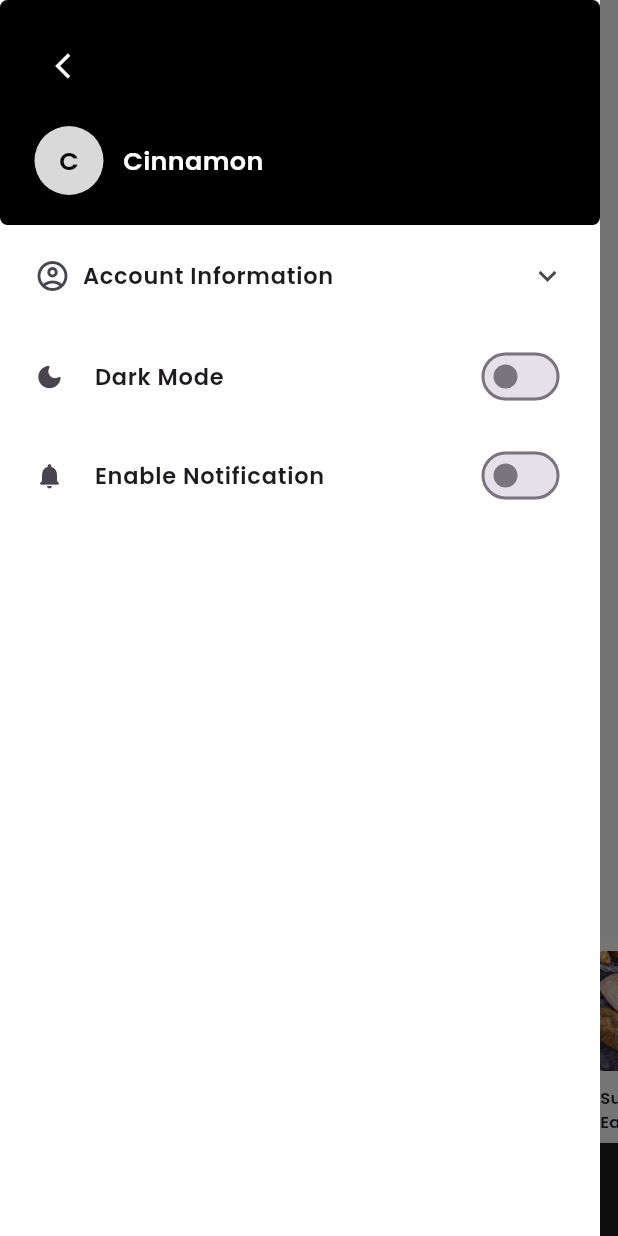
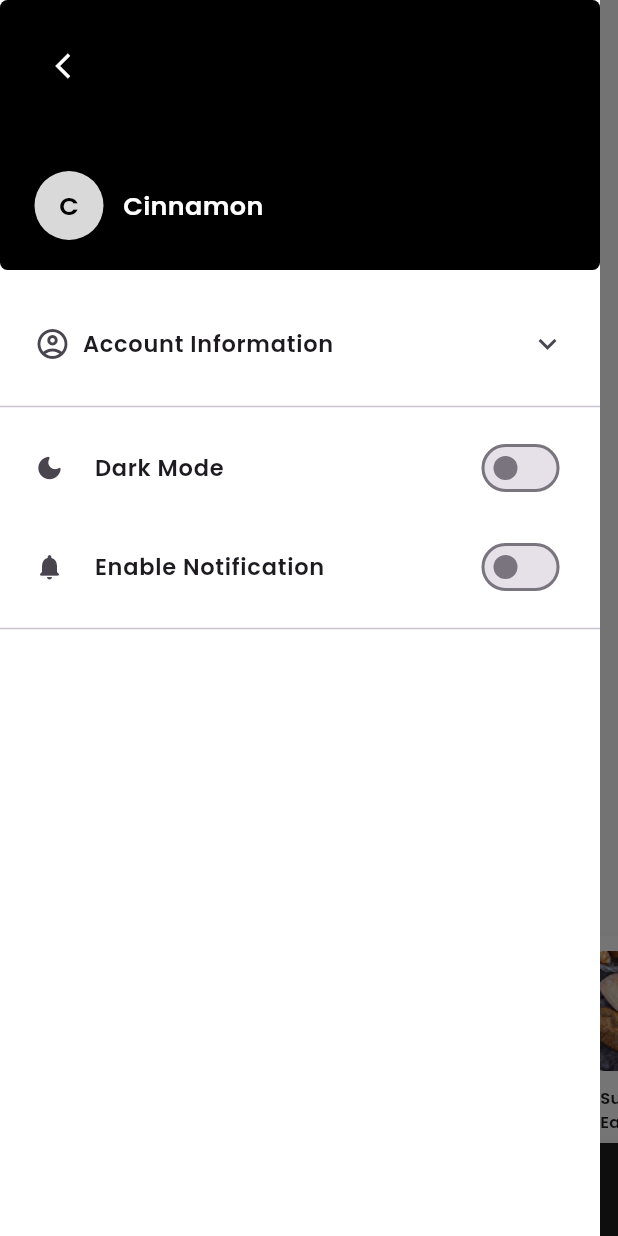
Before and after one commit to jesslyn-caroline/health-mobile-app, a Flutter app: the screen it shows after launch, with the side drawer open, on a phone screen of 412 x 824 dp. Run offline on Flutter 3.47's test engine with Material 3 defaults, Android fonts, the phone set to English and light mode, and no system bars; our stand-ins replace google_fonts.

Commit message:
add height on black container, divider, and space between black box and expansion tile

```diff
--- a/lib/screens/profile_drawer.dart
+++ b/lib/screens/profile_drawer.dart
@@ -22,7 +22,7 @@ class _ProfileDrawerState extends State<ProfileDrawer> {
       child: ListView(
         children: [
           Container(
-            height: 150,
+            height: 180,
             padding: EdgeInsets.symmetric(horizontal: 23, vertical: 20),
             decoration: BoxDecoration(
               color: Colors.black,
@@ -55,6 +55,7 @@ class _ProfileDrawerState extends State<ProfileDrawer> {
               ],
             ),
           ),
+          SizedBox(height: 15),
           ExpansionTile(
             shape: Border(),
             tilePadding: EdgeInsets.symmetric(horizontal: 23, vertical: 5),
@@ -106,6 +107,7 @@ class _ProfileDrawerState extends State<ProfileDrawer> {
               )
             ]
           ),
+          Divider(),
           ListTile(
             contentPadding: EdgeInsets.symmetric(horizontal: 23, vertical: 5),
             leading: Icon(Icons.dark_mode_rounded, size: 20),
@@ -125,7 +127,8 @@ class _ProfileDrawerState extends State<ProfileDrawer> {
               value: context.watch<ProfileProvider>().isNotificationOn,
               onChanged: (bool value) => context.read<ProfileProvider>().switchNotification(value),
             )
-          )
+          ),
+          Divider()
         ]
       )
     );
```
